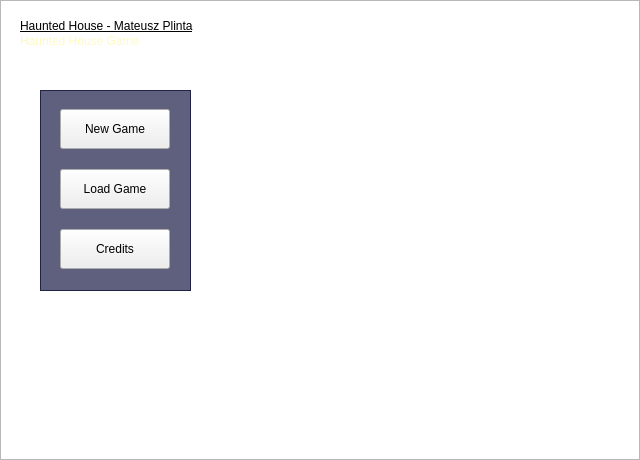
First picture: the form in src/mainwindow.ui, repository matplinta/rpg-game-qt, before the edit.
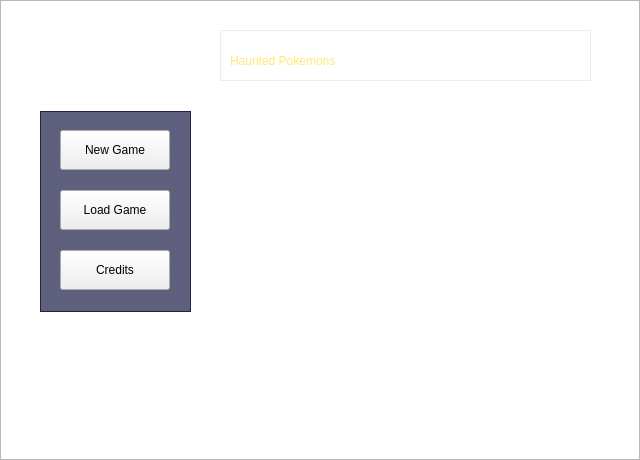
Second picture: the form after the edit. Icons and pictures are not drawn.

```diff
--- a/src/mainwindow.ui
+++ b/src/mainwindow.ui
@@ -27,49 +27,31 @@
      </rect>
     </property>
     <property name="styleSheet">
-     <string notr="true">border-image: url(:/res/images/haunted_house2.jpg) 0 0 0 0 stretch stretch;</string>
-    </property>
-   </widget>
-   <widget class="QLabel" name="label">
-    <property name="geometry">
-     <rect>
-      <x>20</x>
-      <y>10</y>
-      <width>251</width>
-      <height>31</height>
-     </rect>
-    </property>
-    <property name="styleSheet">
-     <string notr="true">font: 11pt &quot;MS Shell Dlg 2&quot;;
-text-decoration: underline;
-font: 10pt &quot;MS PGothic&quot;;</string>
-    </property>
-    <property name="text">
-     <string>Haunted House - Mateusz Plinta</string>
+     <string notr="true">border-image: url(:/res/images/graphics0.jpeg) 0 0 0 0 stretch stretch;</string>
     </property>
    </widget>
    <widget class="QLabel" name="label_2">
     <property name="geometry">
      <rect>
-      <x>20</x>
-      <y>20</y>
-      <width>311</width>
+      <x>230</x>
+      <y>40</y>
+      <width>361</width>
       <height>41</height>
      </rect>
     </property>
     <property name="styleSheet">
-     <string notr="true">font: 24pt &quot;Tempus Sans ITC&quot;;
-color: rgb(255, 250, 192);</string>
+     <string notr="true">font: 63 28pt &quot;URW Gothic&quot;;
+color: rgb(255, 232, 117);</string>
     </property>
     <property name="text">
-     <string>Haunted House Game</string>
+     <string>Haunted Pokemons</string>
     </property>
    </widget>
    <widget class="QPushButton" name="loadButton">
     <property name="geometry">
      <rect>
       <x>60</x>
-      <y>169</y>
+      <y>190</y>
       <width>110</width>
       <height>40</height>
      </rect>
@@ -85,7 +67,7 @@
     <property name="geometry">
      <rect>
       <x>40</x>
-      <y>90</y>
+      <y>111</y>
       <width>151</width>
       <height>201</height>
      </rect>
@@ -98,7 +80,7 @@
     <property name="geometry">
      <rect>
       <x>60</x>
-      <y>229</y>
+      <y>250</y>
       <width>110</width>
       <height>40</height>
      </rect>
@@ -117,7 +99,7 @@
     <property name="geometry">
      <rect>
       <x>60</x>
-      <y>109</y>
+      <y>130</y>
       <width>110</width>
       <height>40</height>
      </rect>
@@ -129,14 +111,26 @@
      <string>New Game</string>
     </property>
    </widget>
+   <widget class="QGraphicsView" name="graphicsView_2">
+    <property name="geometry">
+     <rect>
+      <x>220</x>
+      <y>30</y>
+      <width>371</width>
+      <height>51</height>
+     </rect>
+    </property>
+    <property name="styleSheet">
+     <string notr="true">background-color: rgb(255, 255, 255, 80);</string>
+    </property>
+   </widget>
    <zorder>backgroundImage</zorder>
-   <zorder>label</zorder>
-   <zorder>layoutWidget</zorder>
-   <zorder>label_2</zorder>
    <zorder>graphicsView</zorder>
    <zorder>creditsButton</zorder>
    <zorder>newButton</zorder>
    <zorder>loadButton</zorder>
+   <zorder>graphicsView_2</zorder>
+   <zorder>label_2</zorder>
   </widget>
  </widget>
  <layoutdefault spacing="6" margin="11"/>
```
